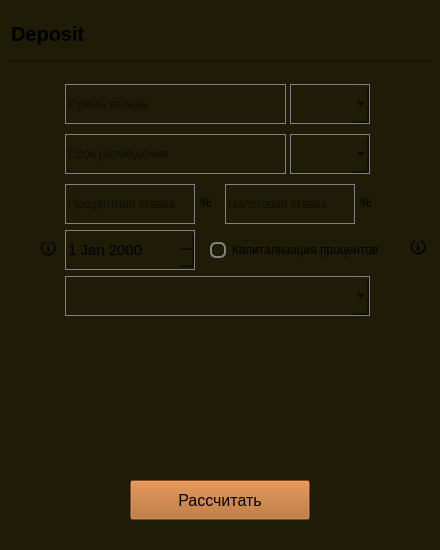
Old version of the form src/s21_frontend/s21_deposit.ui in the repository kossadda/C7_s21_SmartCalc.
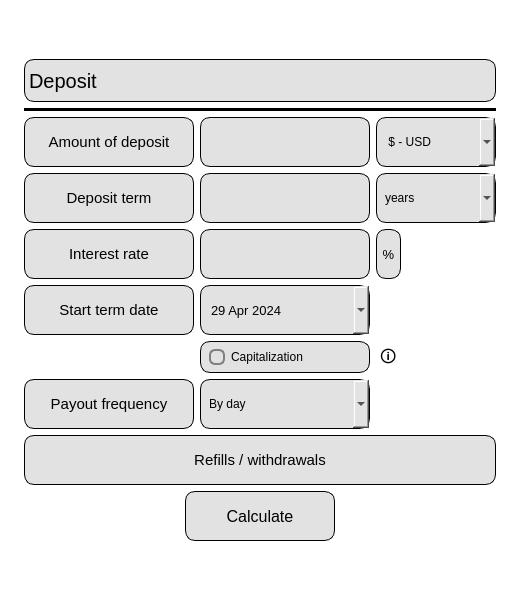
New version of the form. Icons and pictures are not drawn.

```diff
--- a/src/s21_frontend/s21_deposit.ui
+++ b/src/s21_frontend/s21_deposit.ui
@@ -6,20 +6,20 @@
    <rect>
     <x>0</x>
     <y>0</y>
-    <width>440</width>
-    <height>550</height>
+    <width>520</width>
+    <height>600</height>
    </rect>
   </property>
   <property name="minimumSize">
    <size>
-    <width>440</width>
-    <height>550</height>
+    <width>520</width>
+    <height>600</height>
    </size>
   </property>
   <property name="maximumSize">
    <size>
-    <width>440</width>
-    <height>550</height>
+    <width>520</width>
+    <height>600</height>
    </size>
   </property>
   <property name="windowTitle">
@@ -29,498 +29,986 @@
    <iconset>
     <normaloff>../pics/deposit.png</normaloff>../pics/deposit.png</iconset>
   </property>
+  <property name="styleSheet">
+   <string notr="true"/>
+  </property>
   <widget class="QWidget" name="centralwidget">
    <property name="minimumSize">
     <size>
-     <width>440</width>
-     <height>550</height>
+     <width>520</width>
+     <height>600</height>
     </size>
    </property>
    <property name="maximumSize">
     <size>
-     <width>440</width>
-     <height>550</height>
+     <width>520</width>
+     <height>600</height>
     </size>
    </property>
    <property name="styleSheet">
-    <string notr="true">background-color: rgb(30, 27, 6);</string>
+    <string notr="true">background-color: rgb(255, 255, 255);</string>
    </property>
-   <widget class="Line" name="line">
-    <property name="geometry">
-     <rect>
-      <x>6</x>
-      <y>61</y>
-      <width>428</width>
-      <height>3</height>
-     </rect>
-    </property>
-    <property name="orientation">
-     <enum>Qt::Horizontal</enum>
-    </property>
-   </widget>
-   <widget class="QLineEdit" name="sum_line">
-    <property name="geometry">
-     <rect>
-      <x>65</x>
-      <y>84</y>
-      <width>221</width>
-      <height>40</height>
-     </rect>
-    </property>
-    <property name="sizePolicy">
-     <sizepolicy hsizetype="Expanding" vsizetype="Preferred">
-      <horstretch>0</horstretch>
-      <verstretch>0</verstretch>
-     </sizepolicy>
-    </property>
-    <property name="minimumSize">
-     <size>
-      <width>0</width>
-      <height>20</height>
-     </size>
-    </property>
-    <property name="maximumSize">
-     <size>
-      <width>16777215</width>
-      <height>40</height>
-     </size>
-    </property>
-    <property name="styleSheet">
-     <string notr="true">border: 1px solid gray;</string>
-    </property>
-    <property name="placeholderText">
-     <string>Сумма вклада</string>
-    </property>
-   </widget>
-   <widget class="QComboBox" name="time_box">
-    <property name="geometry">
-     <rect>
-      <x>290</x>
-      <y>134</y>
-      <width>80</width>
-      <height>40</height>
-     </rect>
-    </property>
-    <property name="sizePolicy">
-     <sizepolicy hsizetype="Preferred" vsizetype="Preferred">
-      <horstretch>0</horstretch>
-      <verstretch>0</verstretch>
-     </sizepolicy>
-    </property>
-    <property name="minimumSize">
-     <size>
-      <width>0</width>
-      <height>20</height>
-     </size>
-    </property>
-    <property name="maximumSize">
-     <size>
-      <width>16777215</width>
-      <height>40</height>
-     </size>
-    </property>
-    <property name="styleSheet">
-     <string notr="true">border: 1px solid gray;</string>
-    </property>
-   </widget>
-   <widget class="QLabel" name="info_label_2">
-    <property name="geometry">
-     <rect>
-      <x>200</x>
-      <y>190</y>
-      <width>15</width>
-      <height>25</height>
-     </rect>
-    </property>
-    <property name="sizePolicy">
-     <sizepolicy hsizetype="Fixed" vsizetype="Fixed">
-      <horstretch>0</horstretch>
-      <verstretch>0</verstretch>
-     </sizepolicy>
-    </property>
-    <property name="font">
-     <font>
-      <pointsize>10</pointsize>
-     </font>
-    </property>
-    <property name="text">
-     <string>%</string>
-    </property>
-   </widget>
-   <widget class="QComboBox" name="sum_box">
-    <property name="geometry">
-     <rect>
-      <x>290</x>
-      <y>84</y>
-      <width>80</width>
-      <height>40</height>
-     </rect>
-    </property>
-    <property name="sizePolicy">
-     <sizepolicy hsizetype="Preferred" vsizetype="Preferred">
-      <horstretch>0</horstretch>
-      <verstretch>0</verstretch>
-     </sizepolicy>
-    </property>
-    <property name="minimumSize">
-     <size>
-      <width>0</width>
-      <height>20</height>
-     </size>
-    </property>
-    <property name="maximumSize">
-     <size>
-      <width>16777215</width>
-      <height>40</height>
-     </size>
-    </property>
-    <property name="styleSheet">
-     <string notr="true">border: 1px solid gray;</string>
-    </property>
-   </widget>
-   <widget class="QLineEdit" name="percent_pay">
-    <property name="geometry">
-     <rect>
-      <x>65</x>
-      <y>184</y>
-      <width>130</width>
-      <height>40</height>
-     </rect>
-    </property>
-    <property name="minimumSize">
-     <size>
-      <width>0</width>
-      <height>40</height>
-     </size>
-    </property>
-    <property name="styleSheet">
-     <string notr="true">border: 1px solid gray;</string>
-    </property>
-    <property name="placeholderText">
-     <string>Процентная ставка</string>
-    </property>
-   </widget>
-   <widget class="QLineEdit" name="time_line">
-    <property name="geometry">
-     <rect>
-      <x>65</x>
-      <y>134</y>
-      <width>221</width>
-      <height>40</height>
-     </rect>
-    </property>
-    <property name="sizePolicy">
-     <sizepolicy hsizetype="Expanding" vsizetype="Preferred">
-      <horstretch>0</horstretch>
-      <verstretch>0</verstretch>
-     </sizepolicy>
-    </property>
-    <property name="minimumSize">
-     <size>
-      <width>0</width>
-      <height>20</height>
-     </size>
-    </property>
-    <property name="maximumSize">
-     <size>
-      <width>16777215</width>
-      <height>40</height>
-     </size>
-    </property>
-    <property name="styleSheet">
-     <string notr="true">border: 1px solid gray;</string>
-    </property>
-    <property name="placeholderText">
-     <string>Срок размещения</string>
-    </property>
-   </widget>
-   <widget class="QPushButton" name="calculate">
-    <property name="geometry">
-     <rect>
-      <x>130</x>
-      <y>480</y>
-      <width>180</width>
-      <height>40</height>
-     </rect>
-    </property>
-    <property name="sizePolicy">
-     <sizepolicy hsizetype="Preferred" vsizetype="Preferred">
-      <horstretch>0</horstretch>
-      <verstretch>0</verstretch>
-     </sizepolicy>
-    </property>
-    <property name="minimumSize">
-     <size>
-      <width>0</width>
-      <height>20</height>
-     </size>
-    </property>
-    <property name="maximumSize">
-     <size>
-      <width>16777215</width>
-      <height>40</height>
-     </size>
-    </property>
-    <property name="font">
-     <font>
-      <pointsize>12</pointsize>
-     </font>
-    </property>
-    <property name="styleSheet">
-     <string notr="true">QPushButton {
-    background-color: rgb(175, 97, 33);
+   <layout class="QGridLayout" name="gridLayout">
+    <item row="0" column="0">
+     <layout class="QGridLayout" name="layout_1">
+      <property name="leftMargin">
+       <number>15</number>
+      </property>
+      <property name="topMargin">
+       <number>15</number>
+      </property>
+      <property name="rightMargin">
+       <number>15</number>
+      </property>
+      <property name="bottomMargin">
+       <number>15</number>
+      </property>
+      <item row="13" column="0" colspan="3">
+       <layout class="QHBoxLayout" name="layout_2">
+        <item>
+         <spacer name="spacer_2">
+          <property name="orientation">
+           <enum>Qt::Horizontal</enum>
+          </property>
+          <property name="sizeType">
+           <enum>QSizePolicy::Preferred</enum>
+          </property>
+          <property name="sizeHint" stdset="0">
+           <size>
+            <width>40</width>
+            <height>20</height>
+           </size>
+          </property>
+         </spacer>
+        </item>
+        <item>
+         <widget class="QPushButton" name="calculate">
+          <property name="sizePolicy">
+           <sizepolicy hsizetype="Fixed" vsizetype="Fixed">
+            <horstretch>0</horstretch>
+            <verstretch>0</verstretch>
+           </sizepolicy>
+          </property>
+          <property name="minimumSize">
+           <size>
+            <width>150</width>
+            <height>50</height>
+           </size>
+          </property>
+          <property name="maximumSize">
+           <size>
+            <width>150</width>
+            <height>50</height>
+           </size>
+          </property>
+          <property name="font">
+           <font>
+            <pointsize>12</pointsize>
+           </font>
+          </property>
+          <property name="styleSheet">
+           <string notr="true">QPushButton {
+border-radius: 10px;
+background-color: rgb(226, 226, 226);
+color:black;
+border: 1px solid black;
 }
 
 QPushButton:pressed {
     background-color: rgb(50, 50, 50);
 }</string>
-    </property>
-    <property name="text">
-     <string>Рассчитать</string>
-    </property>
-   </widget>
-   <widget class="QLabel" name="info_label_3">
-    <property name="geometry">
-     <rect>
-      <x>40</x>
-      <y>242</y>
-      <width>16</width>
-      <height>16</height>
-     </rect>
-    </property>
-    <property name="sizePolicy">
-     <sizepolicy hsizetype="Fixed" vsizetype="Fixed">
-      <horstretch>0</horstretch>
-      <verstretch>0</verstretch>
-     </sizepolicy>
-    </property>
-    <property name="font">
-     <font>
-      <pointsize>12</pointsize>
-     </font>
-    </property>
-    <property name="toolTip">
-     <string>&lt;html&gt;&lt;head/&gt;&lt;body&gt;&lt;p&gt;Начало срока&lt;/p&gt;&lt;/body&gt;&lt;/html&gt;</string>
-    </property>
-    <property name="styleSheet">
-     <string notr="true">QToolTip {
-	color: white;
-	background-color: black;
-	border: 1px solid white;
-	border-radius: 15px;
+          </property>
+          <property name="text">
+           <string>Calculate</string>
+          </property>
+         </widget>
+        </item>
+        <item>
+         <spacer name="spacer_1">
+          <property name="orientation">
+           <enum>Qt::Horizontal</enum>
+          </property>
+          <property name="sizeType">
+           <enum>QSizePolicy::Preferred</enum>
+          </property>
+          <property name="sizeHint" stdset="0">
+           <size>
+            <width>40</width>
+            <height>20</height>
+           </size>
+          </property>
+         </spacer>
+        </item>
+       </layout>
+      </item>
+      <item row="4" column="2">
+       <widget class="QComboBox" name="sum_box">
+        <property name="sizePolicy">
+         <sizepolicy hsizetype="Expanding" vsizetype="Expanding">
+          <horstretch>0</horstretch>
+          <verstretch>0</verstretch>
+         </sizepolicy>
+        </property>
+        <property name="minimumSize">
+         <size>
+          <width>50</width>
+          <height>35</height>
+         </size>
+        </property>
+        <property name="maximumSize">
+         <size>
+          <width>16777215</width>
+          <height>50</height>
+         </size>
+        </property>
+        <property name="styleSheet">
+         <string notr="true">QComboBox {
+    border-radius: 10px;
+    padding: 0 8px;
+    background-color: rgb(226, 226, 226);
+    color: black;
+    border: 1px solid black;
 }
-</string>
-    </property>
-    <property name="text">
-     <string>🛈</string>
-    </property>
-   </widget>
-   <widget class="QLineEdit" name="percent_taxes">
-    <property name="geometry">
-     <rect>
-      <x>225</x>
-      <y>184</y>
-      <width>130</width>
-      <height>40</height>
-     </rect>
-    </property>
-    <property name="minimumSize">
-     <size>
-      <width>0</width>
-      <height>40</height>
-     </size>
-    </property>
-    <property name="styleSheet">
-     <string notr="true">border: 1px solid gray;</string>
-    </property>
-    <property name="placeholderText">
-     <string>Налоговая ставка</string>
-    </property>
-   </widget>
-   <widget class="QLabel" name="info_label_5">
-    <property name="geometry">
-     <rect>
-      <x>360</x>
-      <y>190</y>
-      <width>15</width>
-      <height>25</height>
-     </rect>
-    </property>
-    <property name="sizePolicy">
-     <sizepolicy hsizetype="Fixed" vsizetype="Fixed">
-      <horstretch>0</horstretch>
-      <verstretch>0</verstretch>
-     </sizepolicy>
-    </property>
-    <property name="font">
-     <font>
-      <pointsize>10</pointsize>
-     </font>
-    </property>
-    <property name="text">
-     <string>%</string>
-    </property>
-   </widget>
-   <widget class="QComboBox" name="payment_period">
-    <property name="geometry">
-     <rect>
-      <x>65</x>
-      <y>276</y>
-      <width>305</width>
-      <height>40</height>
-     </rect>
-    </property>
-    <property name="styleSheet">
-     <string notr="true">border: 1px solid gray;</string>
-    </property>
-    <property name="placeholderText">
-     <string>Периодичность выплат</string>
-    </property>
-   </widget>
-   <widget class="QComboBox" name="depositBox">
-    <property name="geometry">
-     <rect>
-      <x>6</x>
-      <y>9</y>
-      <width>200</width>
-      <height>50</height>
-     </rect>
-    </property>
-    <property name="sizePolicy">
-     <sizepolicy hsizetype="Preferred" vsizetype="Fixed">
-      <horstretch>0</horstretch>
-      <verstretch>50</verstretch>
-     </sizepolicy>
-    </property>
-    <property name="minimumSize">
-     <size>
-      <width>200</width>
-      <height>50</height>
-     </size>
-    </property>
-    <property name="font">
-     <font>
-      <pointsize>15</pointsize>
-      <bold>true</bold>
-     </font>
-    </property>
-    <property name="styleSheet">
-     <string notr="true">QComboBox { background-color: rgb(30, 27, 6); border: 15px; text-align: center; } QComboBox::drop-down { border: none; }</string>
-    </property>
-    <item>
-     <property name="text">
-      <string>Deposit</string>
-     </property>
-    </item>
-    <item>
-     <property name="text">
-      <string>Engineer</string>
-     </property>
-    </item>
-    <item>
-     <property name="text">
-      <string>Credit</string>
-     </property>
-    </item>
-   </widget>
-   <widget class="QWidget" name="verticalLayoutWidget">
-    <property name="geometry">
-     <rect>
-      <x>20</x>
-      <y>330</y>
-      <width>401</width>
-      <height>131</height>
-     </rect>
-    </property>
-    <layout class="QVBoxLayout" name="verticalLayout"/>
-   </widget>
-   <widget class="QDateEdit" name="begin">
-    <property name="geometry">
-     <rect>
-      <x>65</x>
-      <y>230</y>
-      <width>130</width>
-      <height>40</height>
-     </rect>
-    </property>
-    <property name="font">
-     <font>
-      <pointsize>11</pointsize>
-     </font>
-    </property>
-    <property name="styleSheet">
-     <string notr="true">border: 1px solid gray;</string>
-    </property>
-    <property name="calendarPopup">
-     <bool>false</bool>
-    </property>
-   </widget>
-   <widget class="QCheckBox" name="capital">
-    <property name="geometry">
-     <rect>
-      <x>210</x>
-      <y>238</y>
-      <width>201</width>
-      <height>24</height>
-     </rect>
-    </property>
-    <property name="styleSheet">
-     <string notr="true">QCheckBox::indicator {
+
+QComboBox::drop-down {
+    image: url(/home/kossadda/develop/C7_s21_smartcalc/src/s21_pics/down_arrow.png);
+	width: 20px;
+	height: 35px;
+	margin-right: 5px;
+}</string>
+        </property>
+        <item>
+         <property name="text">
+          <string> $ - USD</string>
+         </property>
+        </item>
+        <item>
+         <property name="text">
+          <string> ₽ - RUB</string>
+         </property>
+        </item>
+        <item>
+         <property name="text">
+          <string> € - EUR</string>
+         </property>
+        </item>
+        <item>
+         <property name="text">
+          <string> ¥ - CNY</string>
+         </property>
+        </item>
+        <item>
+         <property name="text">
+          <string> ₹ - INR</string>
+         </property>
+        </item>
+        <item>
+         <property name="text">
+          <string> ₸ - KZT</string>
+         </property>
+        </item>
+        <item>
+         <property name="text">
+          <string> ¥ - JPY</string>
+         </property>
+        </item>
+        <item>
+         <property name="text">
+          <string> ₣ - CHF</string>
+         </property>
+        </item>
+        <item>
+         <property name="text">
+          <string> ฿ - THB</string>
+         </property>
+        </item>
+        <item>
+         <property name="text">
+          <string> ₾ - GEL</string>
+         </property>
+        </item>
+       </widget>
+      </item>
+      <item row="5" column="2">
+       <widget class="QComboBox" name="time_box">
+        <property name="sizePolicy">
+         <sizepolicy hsizetype="Expanding" vsizetype="Expanding">
+          <horstretch>0</horstretch>
+          <verstretch>0</verstretch>
+         </sizepolicy>
+        </property>
+        <property name="minimumSize">
+         <size>
+          <width>50</width>
+          <height>35</height>
+         </size>
+        </property>
+        <property name="maximumSize">
+         <size>
+          <width>16777215</width>
+          <height>50</height>
+         </size>
+        </property>
+        <property name="styleSheet">
+         <string notr="true">QComboBox {
+    border-radius: 10px;
+    padding: 0 8px;
+    background-color: rgb(226, 226, 226);
+    color: black;
+    border: 1px solid black;
+}
+
+QComboBox::drop-down {
+    image: url(/home/kossadda/develop/C7_s21_smartcalc/src/s21_pics/down_arrow.png);
+	width: 20px;
+	height: 35px;
+	margin-right: 5px;
+}</string>
+        </property>
+        <item>
+         <property name="text">
+          <string>years</string>
+         </property>
+        </item>
+        <item>
+         <property name="text">
+          <string>months</string>
+         </property>
+        </item>
+        <item>
+         <property name="text">
+          <string>days</string>
+         </property>
+        </item>
+       </widget>
+      </item>
+      <item row="5" column="0">
+       <widget class="QLabel" name="credit_label">
+        <property name="sizePolicy">
+         <sizepolicy hsizetype="Fixed" vsizetype="Expanding">
+          <horstretch>0</horstretch>
+          <verstretch>0</verstretch>
+         </sizepolicy>
+        </property>
+        <property name="minimumSize">
+         <size>
+          <width>170</width>
+          <height>35</height>
+         </size>
+        </property>
+        <property name="maximumSize">
+         <size>
+          <width>16777215</width>
+          <height>50</height>
+         </size>
+        </property>
+        <property name="font">
+         <font>
+          <pointsize>11</pointsize>
+         </font>
+        </property>
+        <property name="styleSheet">
+         <string notr="true">border-radius: 10px;
+background-color: rgb(226, 226, 226);
+color:black;
+border: 1px solid black;</string>
+        </property>
+        <property name="text">
+         <string>Deposit term</string>
+        </property>
+        <property name="alignment">
+         <set>Qt::AlignCenter</set>
+        </property>
+       </widget>
+      </item>
+      <item row="4" column="1">
+       <widget class="QLineEdit" name="amount_edit">
+        <property name="sizePolicy">
+         <sizepolicy hsizetype="Fixed" vsizetype="Expanding">
+          <horstretch>0</horstretch>
+          <verstretch>0</verstretch>
+         </sizepolicy>
+        </property>
+        <property name="minimumSize">
+         <size>
+          <width>170</width>
+          <height>35</height>
+         </size>
+        </property>
+        <property name="maximumSize">
+         <size>
+          <width>16777215</width>
+          <height>50</height>
+         </size>
+        </property>
+        <property name="font">
+         <font>
+          <pointsize>10</pointsize>
+         </font>
+        </property>
+        <property name="styleSheet">
+         <string notr="true">QLineEdit {
+    border-radius: 10px;
+    padding: 0 8px;
+	background-color: rgb(226, 226, 226);
+	color:black;
+	border: 1px solid black;
+}</string>
+        </property>
+        <property name="text">
+         <string/>
+        </property>
+        <property name="placeholderText">
+         <string/>
+        </property>
+       </widget>
+      </item>
+      <item row="6" column="1">
+       <widget class="QLineEdit" name="percent_edit">
+        <property name="sizePolicy">
+         <sizepolicy hsizetype="Fixed" vsizetype="Expanding">
+          <horstretch>0</horstretch>
+          <verstretch>0</verstretch>
+         </sizepolicy>
+        </property>
+        <property name="minimumSize">
+         <size>
+          <width>170</width>
+          <height>35</height>
+         </size>
+        </property>
+        <property name="maximumSize">
+         <size>
+          <width>16777215</width>
+          <height>50</height>
+         </size>
+        </property>
+        <property name="font">
+         <font>
+          <pointsize>10</pointsize>
+         </font>
+        </property>
+        <property name="styleSheet">
+         <string notr="true">QLineEdit {
+    border-radius: 10px;
+    padding: 0 8px;
+	background-color: rgb(226, 226, 226);
+	color:black;
+	border: 1px solid black;
+}</string>
+        </property>
+        <property name="text">
+         <string/>
+        </property>
+        <property name="placeholderText">
+         <string/>
+        </property>
+       </widget>
+      </item>
+      <item row="9" column="1">
+       <widget class="QComboBox" name="payment_period">
+        <property name="sizePolicy">
+         <sizepolicy hsizetype="Expanding" vsizetype="Expanding">
+          <horstretch>0</horstretch>
+          <verstretch>0</verstretch>
+         </sizepolicy>
+        </property>
+        <property name="minimumSize">
+         <size>
+          <width>170</width>
+          <height>35</height>
+         </size>
+        </property>
+        <property name="maximumSize">
+         <size>
+          <width>16777215</width>
+          <height>50</height>
+         </size>
+        </property>
+        <property name="styleSheet">
+         <string notr="true">QComboBox {
+    border-radius: 10px;
+    padding: 0 8px;
+    background-color: rgb(226, 226, 226);
+    color: black;
+    border: 1px solid black;
+}
+
+QComboBox::drop-down {
+    image: url(/home/kossadda/develop/C7_s21_smartcalc/src/s21_pics/down_arrow.png);
+	width: 20px;
+	height: 35px;
+	margin-right: 5px;
+}</string>
+        </property>
+        <item>
+         <property name="text">
+          <string>By day</string>
+         </property>
+        </item>
+        <item>
+         <property name="text">
+          <string>By week</string>
+         </property>
+        </item>
+        <item>
+         <property name="text">
+          <string>By month</string>
+         </property>
+        </item>
+        <item>
+         <property name="text">
+          <string>By quarter</string>
+         </property>
+        </item>
+        <item>
+         <property name="text">
+          <string>By halfyear</string>
+         </property>
+        </item>
+        <item>
+         <property name="text">
+          <string>By year</string>
+         </property>
+        </item>
+        <item>
+         <property name="text">
+          <string>By end term</string>
+         </property>
+        </item>
+       </widget>
+      </item>
+      <item row="9" column="0">
+       <widget class="QLabel" name="freq_label">
+        <property name="sizePolicy">
+         <sizepolicy hsizetype="Fixed" vsizetype="Expanding">
+          <horstretch>0</horstretch>
+          <verstretch>0</verstretch>
+         </sizepolicy>
+        </property>
+        <property name="minimumSize">
+         <size>
+          <width>170</width>
+          <height>35</height>
+         </size>
+        </property>
+        <property name="maximumSize">
+         <size>
+          <width>16777215</width>
+          <height>50</height>
+         </size>
+        </property>
+        <property name="font">
+         <font>
+          <pointsize>11</pointsize>
+         </font>
+        </property>
+        <property name="styleSheet">
+         <string notr="true">border-radius: 10px;
+background-color: rgb(226, 226, 226);
+color:black;
+border: 1px solid black;</string>
+        </property>
+        <property name="text">
+         <string>Payout frequency</string>
+        </property>
+        <property name="alignment">
+         <set>Qt::AlignCenter</set>
+        </property>
+       </widget>
+      </item>
+      <item row="7" column="1">
+       <widget class="QDateEdit" name="date_edit">
+        <property name="sizePolicy">
+         <sizepolicy hsizetype="Fixed" vsizetype="Expanding">
+          <horstretch>0</horstretch>
+          <verstretch>0</verstretch>
+         </sizepolicy>
+        </property>
+        <property name="minimumSize">
+         <size>
+          <width>170</width>
+          <height>35</height>
+         </size>
+        </property>
+        <property name="maximumSize">
+         <size>
+          <width>16777215</width>
+          <height>50</height>
+         </size>
+        </property>
+        <property name="font">
+         <font>
+          <pointsize>10</pointsize>
+         </font>
+        </property>
+        <property name="styleSheet">
+         <string notr="true">QDateEdit {
+    border-radius: 10px;
+    padding: 0 8px;
+	background-color: rgb(226, 226, 226);
+	color:black;
+	border: 1px solid black;
+}
+
+QDateEdit::drop-down {
+    image: url(/home/kossadda/develop/C7_s21_smartcalc/src/s21_pics/down_arrow.png);
+	width: 20px;
+	height: 35px;
+	margin-right: 5px;
+}
+
+QDateEdit QCalendarWidget {
+    color: black;
+}
+
+QDateEdit QCalendarWidget QAbstractItemView {
+    background-color: white;
+    color: black;
+}
+
+QDateEdit QCalendarWidget QToolButton {
+    color: black;
+}
+
+QDateEdit QCalendarWidget QToolButton QMenu {
+    color: black;
+}</string>
+        </property>
+        <property name="maximumDateTime">
+         <datetime>
+          <hour>18</hour>
+          <minute>59</minute>
+          <second>59</second>
+          <year>9999</year>
+          <month>12</month>
+          <day>9</day>
+         </datetime>
+        </property>
+        <property name="calendarPopup">
+         <bool>true</bool>
+        </property>
+        <property name="date">
+         <date>
+          <year>2024</year>
+          <month>4</month>
+          <day>29</day>
+         </date>
+        </property>
+       </widget>
+      </item>
+      <item row="5" column="1">
+       <widget class="QLineEdit" name="time_edit">
+        <property name="sizePolicy">
+         <sizepolicy hsizetype="Fixed" vsizetype="Expanding">
+          <horstretch>0</horstretch>
+          <verstretch>0</verstretch>
+         </sizepolicy>
+        </property>
+        <property name="minimumSize">
+         <size>
+          <width>170</width>
+          <height>35</height>
+         </size>
+        </property>
+        <property name="maximumSize">
+         <size>
+          <width>16777215</width>
+          <height>50</height>
+         </size>
+        </property>
+        <property name="font">
+         <font>
+          <pointsize>10</pointsize>
+         </font>
+        </property>
+        <property name="styleSheet">
+         <string notr="true">QLineEdit {
+    border-radius: 10px;
+    padding: 0 8px;
+	background-color: rgb(226, 226, 226);
+	color:black;
+	border: 1px solid black;
+}</string>
+        </property>
+        <property name="text">
+         <string/>
+        </property>
+        <property name="placeholderText">
+         <string/>
+        </property>
+       </widget>
+      </item>
+      <item row="8" column="1">
+       <widget class="QCheckBox" name="capital">
+        <property name="sizePolicy">
+         <sizepolicy hsizetype="Fixed" vsizetype="Fixed">
+          <horstretch>0</horstretch>
+          <verstretch>0</verstretch>
+         </sizepolicy>
+        </property>
+        <property name="minimumSize">
+         <size>
+          <width>170</width>
+          <height>25</height>
+         </size>
+        </property>
+        <property name="maximumSize">
+         <size>
+          <width>150</width>
+          <height>40</height>
+         </size>
+        </property>
+        <property name="styleSheet">
+         <string notr="true">QCheckBox::indicator {
     border: 2px solid #808080;
     width: 12px;
     height: 12px;
     border-radius: 6px;
+	color: rgb(0, 0, 0);
 }
 
 QCheckBox::indicator:checked {
-    background-color: #ffA500;
+    background-color: rgb(175, 97, 33);
     border: 3px solid #808080;
 }
+
+QCheckBox{
+    border-radius: 10px;
+    padding: 0 8px;
+	background-color: rgb(226, 226, 226);
+	color:black;
+	border: 1px solid black;
+}
 </string>
-    </property>
-    <property name="text">
-     <string>Капитализация процентов</string>
-    </property>
-    <property name="tristate">
-     <bool>false</bool>
-    </property>
-   </widget>
-   <widget class="QLabel" name="info_label_4">
-    <property name="geometry">
-     <rect>
-      <x>410</x>
-      <y>241</y>
-      <width>16</width>
-      <height>16</height>
-     </rect>
-    </property>
-    <property name="sizePolicy">
-     <sizepolicy hsizetype="Fixed" vsizetype="Fixed">
-      <horstretch>0</horstretch>
-      <verstretch>0</verstretch>
-     </sizepolicy>
-    </property>
-    <property name="font">
-     <font>
-      <pointsize>12</pointsize>
-     </font>
-    </property>
-    <property name="toolTip">
-     <string>&lt;html&gt;&lt;head/&gt;&lt;body&gt;&lt;p&gt;Капитализация - свойство вклада, при котором начисленные проценты не отдаются на руки держателю, а прибавляются к вкладу. Таким образом сумма вклада растет с каждой выплатой процентов.&lt;/p&gt;&lt;/body&gt;&lt;/html&gt;</string>
-    </property>
-    <property name="styleSheet">
-     <string notr="true">QToolTip {
-	color: white;
-	background-color: black;
-	border: 1px solid white;
-	border-radius: 15px;
+        </property>
+        <property name="text">
+         <string>Capitalization</string>
+        </property>
+        <property name="tristate">
+         <bool>false</bool>
+        </property>
+       </widget>
+      </item>
+      <item row="2" column="0" colspan="3">
+       <widget class="QComboBox" name="depositBox">
+        <property name="sizePolicy">
+         <sizepolicy hsizetype="Expanding" vsizetype="Expanding">
+          <horstretch>0</horstretch>
+          <verstretch>0</verstretch>
+         </sizepolicy>
+        </property>
+        <property name="minimumSize">
+         <size>
+          <width>0</width>
+          <height>43</height>
+         </size>
+        </property>
+        <property name="maximumSize">
+         <size>
+          <width>16777215</width>
+          <height>43</height>
+         </size>
+        </property>
+        <property name="font">
+         <font>
+          <pointsize>15</pointsize>
+          <bold>false</bold>
+          <underline>false</underline>
+         </font>
+        </property>
+        <property name="styleSheet">
+         <string notr="true">QComboBox {
+	border-radius: 10px;
+	background-color: rgb(226, 226, 226);
+	border: 15px; 
+	text-align: center;
+	color: rgb(0, 0, 0);
+	border: 1px solid black;
 }
+
+QComboBox::drop-down {
+	border: none; 
+}</string>
+        </property>
+        <property name="editable">
+         <bool>false</bool>
+        </property>
+        <property name="placeholderText">
+         <string/>
+        </property>
+        <property name="frame">
+         <bool>true</bool>
+        </property>
+        <item>
+         <property name="text">
+          <string>Deposit</string>
+         </property>
+        </item>
+        <item>
+         <property name="text">
+          <string>Engineer</string>
+         </property>
+        </item>
+        <item>
+         <property name="text">
+          <string>Credit</string>
+         </property>
+        </item>
+       </widget>
+      </item>
+      <item row="12" column="0" colspan="3">
+       <layout class="QVBoxLayout" name="layout_3"/>
+      </item>
+      <item row="6" column="0">
+       <widget class="QLabel" name="interest_label">
+        <property name="sizePolicy">
+         <sizepolicy hsizetype="Fixed" vsizetype="Expanding">
+          <horstretch>0</horstretch>
+          <verstretch>0</verstretch>
+         </sizepolicy>
+        </property>
+        <property name="minimumSize">
+         <size>
+          <width>170</width>
+          <height>35</height>
+         </size>
+        </property>
+        <property name="maximumSize">
+         <size>
+          <width>16777215</width>
+          <height>50</height>
+         </size>
+        </property>
+        <property name="font">
+         <font>
+          <pointsize>11</pointsize>
+         </font>
+        </property>
+        <property name="styleSheet">
+         <string notr="true">border-radius: 10px;
+background-color: rgb(226, 226, 226);
+color:black;
+border: 1px solid black;</string>
+        </property>
+        <property name="text">
+         <string>Interest rate</string>
+        </property>
+        <property name="alignment">
+         <set>Qt::AlignCenter</set>
+        </property>
+       </widget>
+      </item>
+      <item row="4" column="0">
+       <widget class="QLabel" name="amount_label">
+        <property name="sizePolicy">
+         <sizepolicy hsizetype="Fixed" vsizetype="Expanding">
+          <horstretch>0</horstretch>
+          <verstretch>0</verstretch>
+         </sizepolicy>
+        </property>
+        <property name="minimumSize">
+         <size>
+          <width>170</width>
+          <height>35</height>
+         </size>
+        </property>
+        <property name="maximumSize">
+         <size>
+          <width>16777215</width>
+          <height>50</height>
+         </size>
+        </property>
+        <property name="font">
+         <font>
+          <pointsize>11</pointsize>
+         </font>
+        </property>
+        <property name="styleSheet">
+         <string notr="true">border-radius: 10px;
+background-color: rgb(226, 226, 226);
+color:black;
+border: 1px solid black;</string>
+        </property>
+        <property name="text">
+         <string>Amount of deposit</string>
+        </property>
+        <property name="alignment">
+         <set>Qt::AlignCenter</set>
+        </property>
+       </widget>
+      </item>
+      <item row="7" column="0">
+       <widget class="QLabel" name="loan_label">
+        <property name="sizePolicy">
+         <sizepolicy hsizetype="Fixed" vsizetype="Expanding">
+          <horstretch>0</horstretch>
+          <verstretch>0</verstretch>
+         </sizepolicy>
+        </property>
+        <property name="minimumSize">
+         <size>
+          <width>170</width>
+          <height>35</height>
+         </size>
+        </property>
+        <property name="maximumSize">
+         <size>
+          <width>16777215</width>
+          <height>50</height>
+         </size>
+        </property>
+        <property name="font">
+         <font>
+          <pointsize>11</pointsize>
+         </font>
+        </property>
+        <property name="styleSheet">
+         <string notr="true">border-radius: 10px;
+background-color: rgb(226, 226, 226);
+color:black;
+border: 1px solid black;</string>
+        </property>
+        <property name="text">
+         <string>Start term date</string>
+        </property>
+        <property name="alignment">
+         <set>Qt::AlignCenter</set>
+        </property>
+       </widget>
+      </item>
+      <item row="8" column="2">
+       <widget class="QLabel" name="info_label">
+        <property name="sizePolicy">
+         <sizepolicy hsizetype="Fixed" vsizetype="Fixed">
+          <horstretch>0</horstretch>
+          <verstretch>0</verstretch>
+         </sizepolicy>
+        </property>
+        <property name="font">
+         <font>
+          <pointsize>12</pointsize>
+         </font>
+        </property>
+        <property name="toolTip">
+         <string>&lt;html&gt;&lt;head/&gt;&lt;body&gt;&lt;p&gt;Capitalization is a property of a deposit in which the accrued interest is not given to the holder, but is added to the deposit. Thus, the deposit amount grows with each interest payment.&lt;/p&gt;&lt;/body&gt;&lt;/html&gt;</string>
+        </property>
+        <property name="styleSheet">
+         <string notr="true">QToolTip {
+    padding: 0 8px;
+	background-color: rgb(226, 226, 226);
+	color:black;
+	border: 1px solid black;
+}
+
+QLabel {
+	margin-top: 3px;
+	color:black;
+}
 </string>
-    </property>
-    <property name="text">
-     <string>🛈</string>
-    </property>
-   </widget>
+        </property>
+        <property name="text">
+         <string>🛈</string>
+        </property>
+       </widget>
+      </item>
+      <item row="6" column="2">
+       <widget class="QLabel" name="percent_label">
+        <property name="sizePolicy">
+         <sizepolicy hsizetype="Fixed" vsizetype="Expanding">
+          <horstretch>0</horstretch>
+          <verstretch>0</verstretch>
+         </sizepolicy>
+        </property>
+        <property name="minimumSize">
+         <size>
+          <width>0</width>
+          <height>35</height>
+         </size>
+        </property>
+        <property name="maximumSize">
+         <size>
+          <width>25</width>
+          <height>50</height>
+         </size>
+        </property>
+        <property name="font">
+         <font>
+          <pointsize>10</pointsize>
+         </font>
+        </property>
+        <property name="styleSheet">
+         <string notr="true">border-radius: 10px;
+background-color: rgb(226, 226, 226);
+color:black;
+border: 1px solid black;</string>
+        </property>
+        <property name="text">
+         <string>%</string>
+        </property>
+        <property name="alignment">
+         <set>Qt::AlignCenter</set>
+        </property>
+       </widget>
+      </item>
+      <item row="3" column="0" colspan="3">
+       <widget class="Line" name="line_3">
+        <property name="minimumSize">
+         <size>
+          <width>0</width>
+          <height>1</height>
+         </size>
+        </property>
+        <property name="styleSheet">
+         <string notr="true">background-color: rgb(0, 0, 0);</string>
+        </property>
+        <property name="orientation">
+         <enum>Qt::Horizontal</enum>
+        </property>
+       </widget>
+      </item>
+      <item row="10" column="0" colspan="3">
+       <widget class="QLabel" name="payment">
+        <property name="sizePolicy">
+         <sizepolicy hsizetype="Preferred" vsizetype="Preferred">
+          <horstretch>0</horstretch>
+          <verstretch>0</verstretch>
+         </sizepolicy>
+        </property>
+        <property name="minimumSize">
+         <size>
+          <width>0</width>
+          <height>35</height>
+         </size>
+        </property>
+        <property name="maximumSize">
+         <size>
+          <width>1558154</width>
+          <height>50</height>
+         </size>
+        </property>
+        <property name="font">
+         <font>
+          <pointsize>11</pointsize>
+         </font>
+        </property>
+        <property name="styleSheet">
+         <string notr="true">border-radius: 10px;
+background-color: rgb(226, 226, 226);
+color:black;
+	border: 1px solid black;</string>
+        </property>
+        <property name="text">
+         <string>Refills / withdrawals</string>
+        </property>
+        <property name="alignment">
+         <set>Qt::AlignCenter</set>
+        </property>
+       </widget>
+      </item>
+     </layout>
+    </item>
+   </layout>
   </widget>
  </widget>
  <resources/>
```
Left out of the diff: 2 changed lines with no effect on the pictures.
